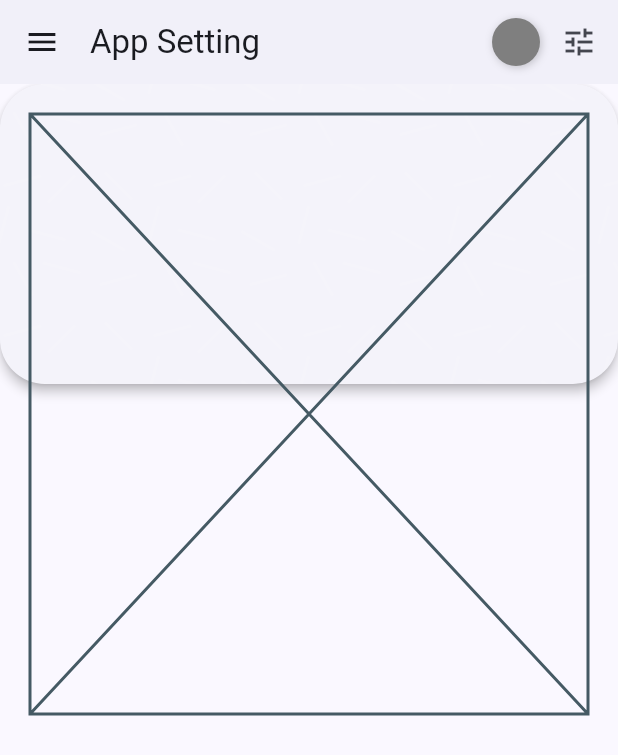
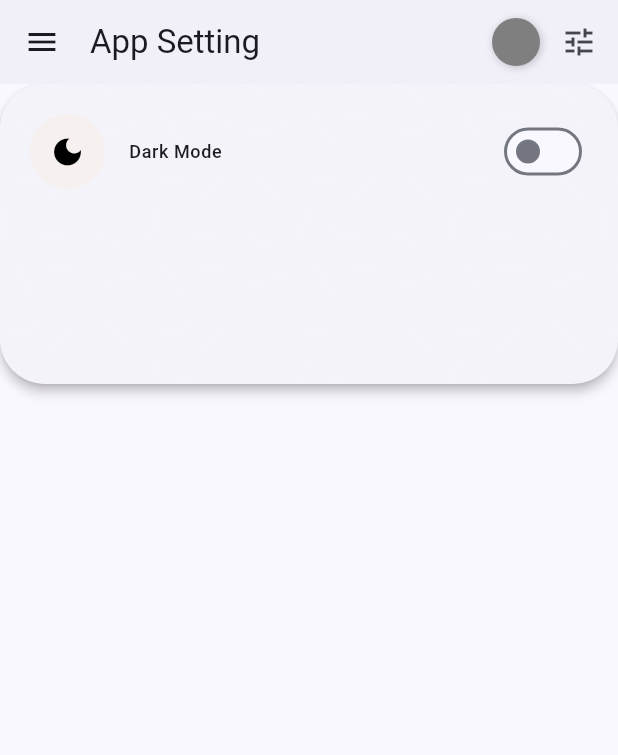
Before and after one commit to reypryma/catalog_do, a Flutter app: the SettingScreen screen opened by its route, on a phone screen of 412 x 824 dp. Shown: the top 755 px of the screen. Run offline on Flutter 3.47's test engine with Material 3 defaults, Android fonts, the phone set to English and light mode, and no system bars; drawn by our look-alikes of loader_overlay; our stand-ins replace flutter_spinkit, google_fonts, shared_preferences; accounts and stored records are empty; Roboto replaces fonts that are missing (Nanum Gothic Coding, Roboto Serif).

Commit message:
add switch theme

```diff
--- a/lib/ui/screen/setting/components/settings_component.dart
+++ b/lib/ui/screen/setting/components/settings_component.dart
@@ -11,7 +11,7 @@ class SettingsComponent extends StatefulWidget {
 
   final void Function(BuildContext)? onTap;
 
-  SettingsComponent({super.key,
+  const SettingsComponent({super.key,
     required this.icon,
     required this.text,
     this.color,
@@ -25,6 +25,15 @@ class SettingsComponent extends StatefulWidget {
 }
 
 class _SettingsComponentState extends State<SettingsComponent> {
+  final _appTheme = AppTheme();
+
+  @override
+  void initState() {
+    super.initState();
+    _appTheme.addListener(() => setState(() {}));
+  }
+
+
   @override
   Widget build(BuildContext context) {
       return GestureDetector(
@@ -39,16 +48,16 @@ class _SettingsComponentState extends State<SettingsComponent> {
                   decoration: BoxDecoration(shape: BoxShape.circle, color: skipbutton),
                   child: Icon(widget.icon, color: widget.color),
                 ),
-                SizedBox(width: 16,),
-                AppText.bodySmall("Delivered", fontWeight: 600, color: Color(0xff00be82)),
+                SizedBox(width: 16),
+                Expanded(child: AppText.bodySmall(widget.text, fontWeight: 600)),
                 if (widget.showSwitch)
                   Switch(
-                    activeTrackColor: scribblrPrimaryColor,
-                    inactiveTrackColor: AppTheme().getTheme().scaffoldBackgroundColor,
+                    activeTrackColor: _appTheme.getTheme().colorScheme.tertiaryFixedDim,
+                    inactiveTrackColor: _appTheme.getTheme().scaffoldBackgroundColor,
                     activeColor: Colors.white,
-                    value: AppTheme().useDarkSkin,
+                    value: _appTheme.usedDarkSkin(),
                     onChanged: (value) {
-
+                      _appTheme.toggleTheme(context);
                     },
                   ),
               ],
--- a/lib/ui/screen/setting/setting_screen.dart
+++ b/lib/ui/screen/setting/setting_screen.dart
@@ -1,13 +1,20 @@
 import 'package:catalog_do/layout/app_layout.dart';
+import 'package:catalog_do/theme/app_theme.dart';
 import 'package:flutter/material.dart';
 
 import '../../../constant/constant.dart';
 import '../../../constant/style.dart';
 import '../../../layout/responsive.dart';
+import 'components/settings_component.dart';
 
-class SettingScreen extends StatelessWidget {
+class SettingScreen extends StatefulWidget {
   const SettingScreen({super.key});
 
+  @override
+  State<SettingScreen> createState() => _SettingScreenState();
+}
+
+class _SettingScreenState extends State<SettingScreen> {
   @override
   @override
   Widget build(BuildContext context) {
@@ -43,7 +50,11 @@ class SettingScreen extends StatelessWidget {
               constraints: Responsive().contentAreaWidth(),
               child: Padding(
                   padding: Responsive().deviceType() == "desktop" ? sHorizontalGap : EdgeInsets.zero,
-                  child: Placeholder()
+                  child: SettingsComponent(
+                      icon: AppTheme().usedDarkSkin() ? Icons.dark_mode_outlined : Icons.dark_mode,
+                      color: Colors.black,
+                      text: 'Dark Mode',
+                      showSwitch: true),
               ),
             ),
           ],
```
